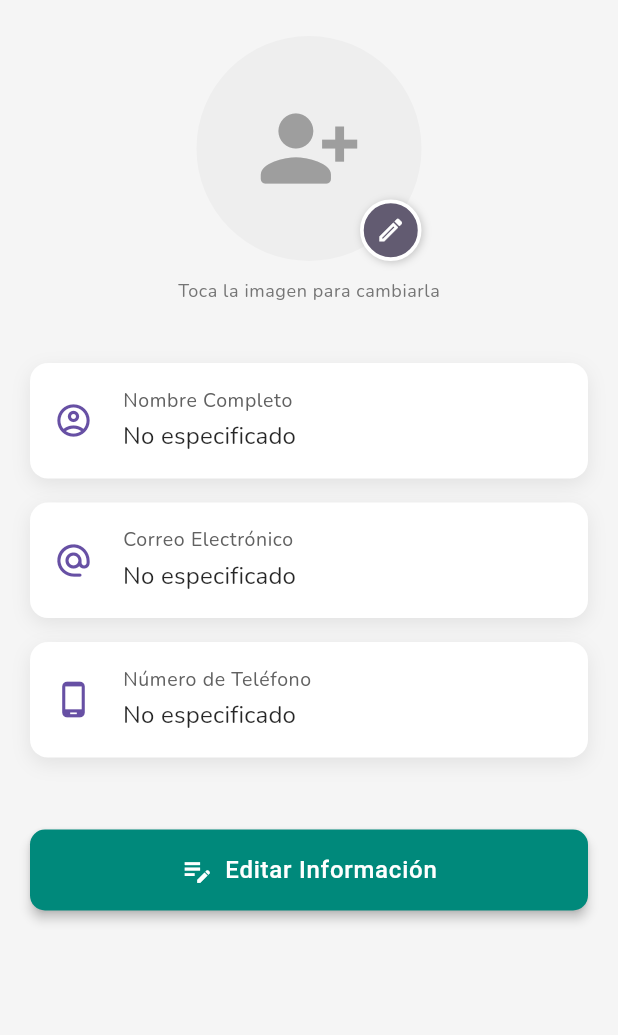
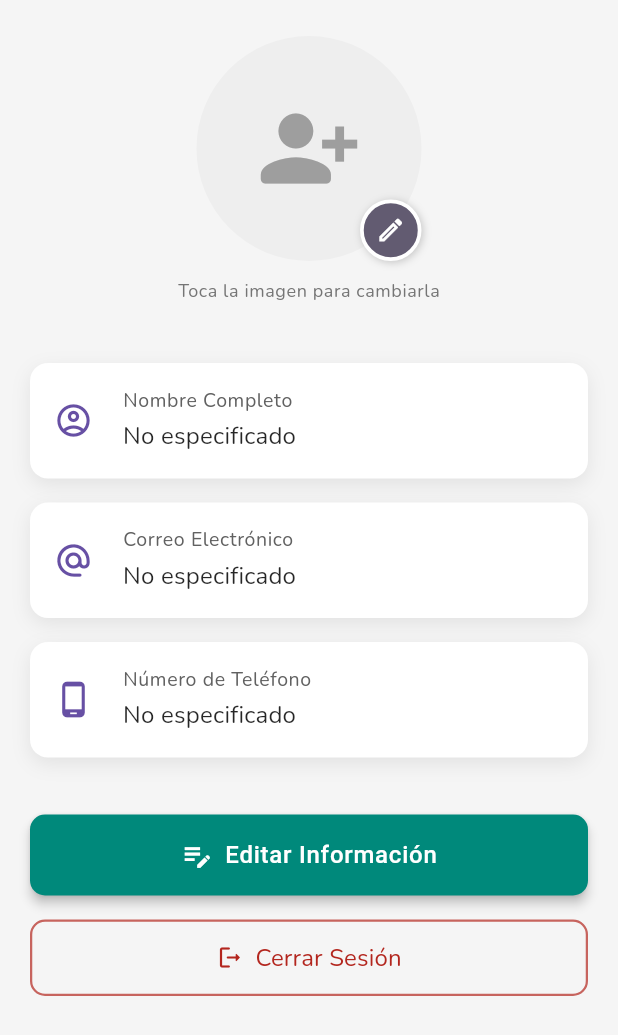
Before and after one commit to SantyR12/CarrosR, a Flutter app: the ProfilePage screen opened directly, on a phone screen of 412 x 824 dp. Shown: the top 1035 px of the screen. Run offline on Flutter 3.47's test engine with Material 3 defaults, Android fonts, the phone set to English and light mode, and no system bars; our stand-ins replace appwrite, flutter_map, geolocator, get, image_picker, latlong2; accounts and stored records are empty; network calls fail.

Commit message:
cerrar sesion boton

```diff
--- a/lib/controller/trip_controller.dart
+++ b/lib/controller/trip_controller.dart
@@ -11,6 +11,12 @@ import 'package:latlong2/latlong.dart' as latlong2;
 import 'package:image_picker/image_picker.dart';
 import 'package:appwrite/appwrite.dart' as AppwriteSDK;
 
+class CarOption {
+  final String displayName;
+  final String assetPath;
+
+  CarOption({required this.displayName, required this.assetPath});
+}
 
 class TripController extends GetxController {
   final TripRepository _tripRepository = TripRepository();
@@ -20,6 +26,22 @@ class TripController extends GetxController {
   RxList<Trip> userTrips = <Trip>[].obs;
   RxBool isLoading = false.obs;
   RxString errorMessage = ''.obs;
+  Rx<File?> pickedVehicleImageFile = Rx<File?>(null);
+  RxString selectedDefaultCarAssetPath = ''.obs;
+
+  final List<CarOption> carOptions = <CarOption>[
+    CarOption(displayName: 'Chevrolet', assetPath: 'assets/images/chevrolet_sonic.png'),
+    CarOption(displayName: 'Chevrolet', assetPath: 'assets/images/chevrolet_spark.png'),
+    CarOption(displayName: 'Toyota', assetPath: 'assets/images/toyota_corolla.png'),
+    CarOption(displayName: 'Toyota', assetPath: 'assets/images/toyota_corolla_cross.png'),
+    CarOption(displayName: 'Mazda', assetPath: 'assets/images/mazda_3.png'),
+    CarOption(displayName: 'Renault', assetPath: 'assets/images/renault_sandero.png'),
+    CarOption(displayName: 'Hyundai', assetPath: 'assets/images/hyundai_tucson.png'),
+    CarOption(displayName: 'Hyundai', assetPath: 'assets/images/hyundai_i25.png'),
+    CarOption(displayName: 'Kia', assetPath: 'assets/images/kia_rio.png'),
+    CarOption(displayName: 'Kia', assetPath: 'assets/images/kia_picanto.png'),
+  ];
+
 
   final formKeyCreateTrip = GlobalKey<FormState>();
   TextEditingController vehicleBrandController = TextEditingController();
@@ -27,7 +49,7 @@ class TripController extends GetxController {
   TextEditingController vehicleYearController = TextEditingController();
   TextEditingController tripDescriptionController = TextEditingController();
   TextEditingController tripTitleController = TextEditingController();
-  Rx<File?> pickedVehicleImageFile = Rx<File?>(null);
+
 
   Rx<latlong2.LatLng?> startPoint = Rx<latlong2.LatLng?>(null);
   Rx<latlong2.LatLng?> endPoint = Rx<latlong2.LatLng?>(null);
@@ -157,8 +179,8 @@ class TripController extends GetxController {
         tripTitle: tripTitleController.text.trim().isNotEmpty
             ? tripTitleController.text.trim()
             : "Recorrido - ${DateTime.now().day}/${DateTime.now().month}",
-        vehicleImageUrl: vehicleImgUrl,         // Pasar URL de imagen
-        vehicleImageFileId: vehicleImgFileId,   // Pasar File ID de imagen
+        vehicleImageUrl: vehicleImgUrl,
+        vehicleImageFileId: vehicleImgFileId,
         startLatitude: startPoint.value!.latitude,
         startLongitude: startPoint.value!.longitude,
         endLatitude: endPoint.value!.latitude,
--- a/lib/presentation/pages/profile_page.dart
+++ b/lib/presentation/pages/profile_page.dart
@@ -1,4 +1,3 @@
-
 import 'package:distincia_carros/controller/auth_controller.dart';
 import 'package:distincia_carros/controller/profile_controller.dart';
 import 'package:distincia_carros/presentation/pages/edit_profil_page.dart';
@@ -8,9 +7,7 @@ import 'package:image_picker/image_picker.dart';
 
 class ProfilePage extends StatelessWidget {
   final ProfileController profileController = Get.find<ProfileController>();
-
   final AuthController authController = Get.find<AuthController>();
-
 
   ProfilePage({super.key});
 
@@ -41,7 +38,6 @@ class ProfilePage extends StatelessWidget {
                   Get.back();
                 },
               ),
-
               if (profileController.pickedImageFile.value != null ||
                   (profileController.userProfile.value?.profileImageUrl != null &&
                    profileController.userProfile.value!.profileImageUrl!.isNotEmpty)) ...[
@@ -195,28 +191,10 @@ class ProfilePage extends StatelessWidget {
                 )
               ),
               const SizedBox(height: 32),
-              _buildProfileInfoCard(
-                context,
-                Icons.account_circle_outlined,
-                "Nombre Completo",
-                profile.name,
-                theme: theme
-              ),
-              _buildProfileInfoCard(
-                context,
-                Icons.alternate_email_rounded,
-                "Correo Electrónico",
-                profile.email,
-                theme: theme
-              ),
-              _buildProfileInfoCard(
-                context,
-                Icons.phone_android_outlined,
-                "Número de Teléfono",
-                profile.phone ?? 'No especificado',
-                theme: theme
-              ),
-              const SizedBox(height: 40),
+              _buildProfileInfoCard(context, Icons.account_circle_outlined, "Nombre Completo", profile.name, theme: theme ),
+              _buildProfileInfoCard(context, Icons.alternate_email_rounded, "Correo Electrónico", profile.email, theme: theme),
+              _buildProfileInfoCard(context, Icons.phone_android_outlined, "Número de Teléfono", profile.phone ?? 'No especificado', theme: theme),
+              const SizedBox(height: 30),
               ElevatedButton.icon(
                 icon: const Icon(Icons.edit_note_outlined, size: 22),
                 label: const Text('Editar Información'),
@@ -231,6 +209,43 @@ class ProfilePage extends StatelessWidget {
                   }
                 },
               ),
+              const SizedBox(height: 16),
+              OutlinedButton.icon(
+                icon: Icon(Icons.logout_rounded, color: theme.colorScheme.error),
+                label: Text(
+                  'Cerrar Sesión',
+                  style: TextStyle(color: theme.colorScheme.error, fontWeight: FontWeight.w500, fontSize: 16),
+                ),
+                style: OutlinedButton.styleFrom(
+                  side: BorderSide(color: theme.colorScheme.error.withOpacity(0.7), width: 1.5),
+                  padding: const EdgeInsets.symmetric(vertical: 14),
+                  shape: RoundedRectangleBorder(borderRadius: BorderRadius.circular(10)),
+                ),
+                onPressed: () {
+                  Get.dialog(
+                    AlertDialog(
+                      shape: RoundedRectangleBorder(borderRadius: BorderRadius.circular(15)),
+                      title: const Text("Confirmar Cierre de Sesión", style: TextStyle(fontWeight: FontWeight.bold)),
+                      content: const Text("¿Estás seguro de que quieres cerrar sesión?"),
+                      actionsAlignment: MainAxisAlignment.spaceBetween,
+                      actions: [
+                        TextButton(
+                          onPressed: () => Get.back(),
+                          child: Text("CANCELAR", style: TextStyle(color: theme.textTheme.bodySmall?.color)),
+                        ),
+                        TextButton(
+                          onPressed: () {
+                            Get.back();
+                            authController.logout();
+                          },
+                          child: Text("CERRAR SESIÓN", style: TextStyle(color: theme.colorScheme.error, fontWeight: FontWeight.bold)),
+                        ),
+                      ],
+                    )
+                  );
+                },
+              ),
+              const SizedBox(height: 20),
             ],
           ),
         );
@@ -239,6 +254,7 @@ class ProfilePage extends StatelessWidget {
   }
 
   Widget _buildProfileInfoCard(BuildContext context, IconData icon, String label, String value, {required ThemeData theme}) {
+    // ... (esta función no cambia)
     return Container(
       margin: const EdgeInsets.symmetric(vertical: 8.0),
       padding: const EdgeInsets.symmetric(horizontal: 16.0, vertical: 16.0),
@@ -253,7 +269,6 @@ class ProfilePage extends StatelessWidget {
             offset: const Offset(0, 4),
           ),
         ],
-
       ),
       child: Row(
         children: [
@@ -264,12 +279,12 @@ class ProfilePage extends StatelessWidget {
               crossAxisAlignment: CrossAxisAlignment.start,
               children: [
                 Text(label, style: theme.textTheme.bodySmall?.copyWith(color: Colors.grey[700], fontSize: 13, fontWeight: FontWeight.w500)),
-                const SizedBox(height: 4), // Un poco más de espacio
+                const SizedBox(height: 4),
                 Text(
-                  value.isNotEmpty ? value : "No especificado", // Texto para valores vacíos
+                  value.isNotEmpty ? value : "No especificado",
                   style: theme.textTheme.titleMedium?.copyWith(
                     fontSize: 16,
-                    fontWeight: FontWeight.w500, // Peso normal para el valor
+                    fontWeight: FontWeight.w500,
                     color: Colors.black.withOpacity(0.85)
                   ),
                 ),
--- a/pubspec.yaml
+++ b/pubspec.yaml
@@ -85,6 +85,7 @@ flutter:
 
   assets:
     - assets/images/
+    - assets/images/default_cars/
 
   fonts:
     - family: Nunito
```
Also changed, not shown: lib/controller/auth_controller.dart (+7 -5 lines), lib/presentation/pages/home_page.dart (+20 -2 lines), lib/presentation/pages/register_page.dart (+5 -14 lines), assets/images/default_cars/chevrolet_sonic.png (added), assets/images/default_cars/chevrolet_spark.png (added), assets/images/default_cars/hyundai_i25.png (added), assets/images/default_cars/hyundai_tucson.png (added), assets/images/default_cars/kia_picanto.png (added), assets/images/default_cars/kia_rio.png (added), assets/images/default_cars/mazda_3.png (added), assets/images/default_cars/renault_sandero.png (added), assets/images/default_cars/toyota_corolla.png (added), assets/images/default_cars/toyota_corolla_cross.png (added), 1 other file.
